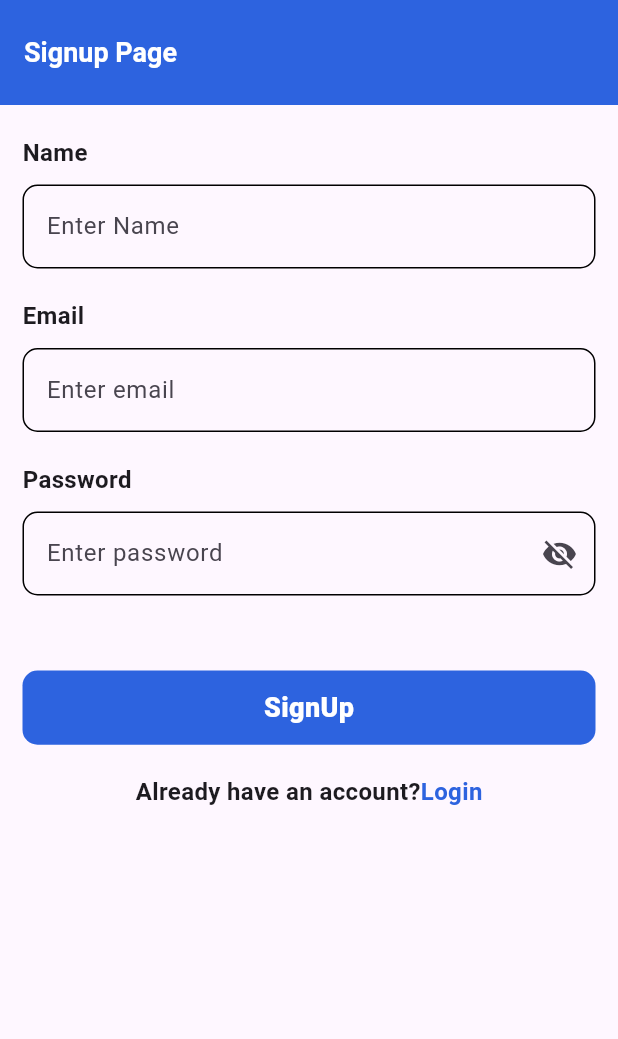
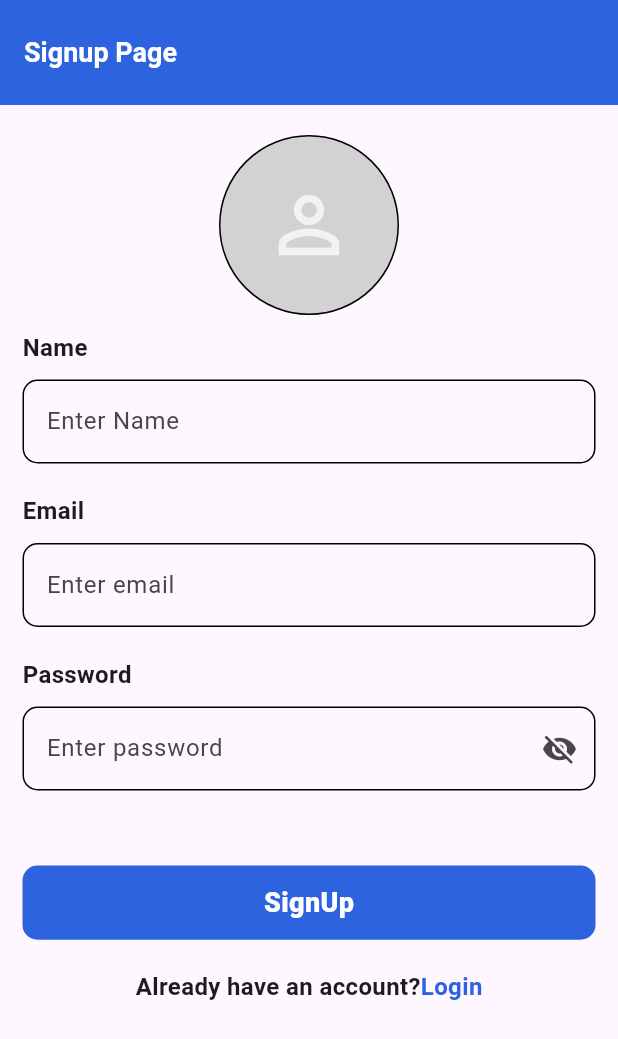
Before and after one commit to Rahul9658/flipshope, a Flutter app: the screen it shows after launch, after a tap on "SignUp", on a phone screen of 412 x 824 dp. Shown: the top 1039 px of the screen. Run offline on Flutter 3.47's test engine with Material 3 defaults, Android fonts, the phone set to English and light mode, and no system bars; our stand-ins replace cloud_firestore, firebase_auth, firebase_core, firebase_messaging, firebase_storage, flutter_local_notifications and 6 more; missing offline and left inert: dart:ffi; accounts and stored records are empty; network calls fail.

Commit message:
notification code

```diff
--- a/lib/auth/login_screen.dart
+++ b/lib/auth/login_screen.dart
@@ -1,4 +1,5 @@
 import 'package:firebase_auth/firebase_auth.dart';
+import 'package:firebase_messaging/firebase_messaging.dart';
 import 'package:flutter/material.dart';
 import 'package:google_fonts/google_fonts.dart';
 import 'package:provider/provider.dart';
@@ -12,6 +13,7 @@ import 'package:shoes/view_model/auth_provider.dart';
 
 import '../screen/chat_home_screen.dart';
 import '../screen/cloud_store.dart';
+import '../screen/messages_show.dart';
 class LoginScreen extends StatefulWidget {
   const LoginScreen({super.key});
 
@@ -27,20 +29,29 @@ class _LoginScreenState extends State<LoginScreen> {
          email:emailController.text,
          password: passwordController.text,
        );
-       Navigator.pushReplacement(context, MaterialPageRoute(builder: (context)=>ChatHomeScreen()));
      }
      catch(e){
        throw Exception("Failed login ");
      }
    }
    NotificationServices notificationServices = NotificationServices();
+  int notificationCount = 0;
+  List<RemoteMessage> messages = [];
 
-   @override
+
+  @override
   void initState() {
     super.initState();
     notificationServices.requestServices();
     notificationServices.getDeviceToken();
     notificationServices.firebaseBacgroundMesages();
+    notificationServices.firebaseBackgroundMessages((message) {
+      setState(() {
+        messages.add(message);
+        notificationCount++;
+      });
+
+    });
   }
 
   @override
@@ -51,6 +62,54 @@ class _LoginScreenState extends State<LoginScreen> {
         toolbarHeight: 70,
         title: Text("Login Screen",style: GoogleFonts.roboto(fontWeight: FontWeight.w600,fontSize: 18,color: AppColor.white),),
         backgroundColor: Color(0xFF2D63DF),
+        automaticallyImplyLeading: false,
+        actions: [
+          Padding(
+            padding: const EdgeInsets.only(right: 16.0),
+            child: Stack(
+              children: [
+                IconButton(
+                  onPressed: () {
+                    Navigator.push(
+                      context,
+                      MaterialPageRoute(
+                        builder: (context) => MessagesShow(messages: messages),
+                      ),
+                    );
+                    setState(() {
+                      notificationCount = 0; // Clear count on open (optional)
+                    });
+                  },
+                  icon: Icon(Icons.notifications, color: Colors.white, size: 30),
+                ),
+                if (notificationCount > 0)
+                  Positioned(
+                    right: 6,
+                    top: 6,
+                    child: Container(
+                      padding: EdgeInsets.all(3),
+                      decoration: BoxDecoration(
+                        color: Colors.red,
+                        borderRadius: BorderRadius.circular(10),
+                      ),
+                      constraints: BoxConstraints(
+                        minWidth: 18,
+                        minHeight: 18,
+                      ),
+                      child: Text(
+                        '$notificationCount',
+                        style: TextStyle(
+                          color: Colors.white,
+                          fontSize: 12,
+                        ),
+                        textAlign: TextAlign.center,
+                      ),
+                    ),
+                  ),
+              ],
+            ),
+          ),
+        ],
 
       ),
       body: Padding(
--- a/lib/auth/signup_screen.dart
+++ b/lib/auth/signup_screen.dart
@@ -1,9 +1,12 @@
+import 'dart:io';
+
 import 'package:cloud_firestore/cloud_firestore.dart';
 import 'package:firebase_auth/firebase_auth.dart';
-import 'package:firebase_core/firebase_core.dart';
+import 'package:firebase_storage/firebase_storage.dart';
 import 'package:flutter/material.dart';
 import 'package:fluttertoast/fluttertoast.dart';
 import 'package:google_fonts/google_fonts.dart';
+import 'package:image_picker/image_picker.dart';
 import 'package:provider/provider.dart';
 import 'package:shoes/auth/login_screen.dart';
 import 'package:shoes/utils/appcolor.dart';
@@ -12,7 +15,6 @@ import 'package:shoes/utils/custome_container_button.dart';
 import 'package:shoes/view_model/auth_provider.dart';
 
 import '../screen/chat_home_screen.dart';
-import '../screen/chat_screen.dart';
 class SignupScreen extends StatefulWidget {
   const SignupScreen({super.key});
 
@@ -50,19 +52,42 @@ class _SignupScreenState extends State<SignupScreen> {
   //   }
   // }
 
+  File? _image;
+  final picker = ImagePicker();
+
+  Future pickImage() async {
+    final pickedFile = await picker.pickImage(source: ImageSource.gallery);
+
+    if (pickedFile != null) {
+      setState(() {
+        _image = File(pickedFile.path);
+      });
+    }
+  }
 
   Future<void> signup() async {
     try {
-      // Create user with email and password
       final userCredential = await FirebaseAuth.instance.createUserWithEmailAndPassword(
         email: emailController.text.trim(),
         password: passwordController.text.trim(),
-
       );
-      await FirebaseFirestore.instance.collection('shoppes').doc(userCredential.user?.uid).set({
+      String? imageUrl;
+      if (_image != null) {
+        final ref = FirebaseStorage.instance
+            .ref()
+            .child('profileImages')
+            .child('${userCredential.user!.uid}.jpg');
+        await ref.putFile(_image!);
+        imageUrl = await ref.getDownloadURL();
+      }
+      await FirebaseFirestore.instance
+          .collection('shoppes')
+          .doc(userCredential.user?.uid)
+          .set({
         'email': userCredential.user?.email,
         'uid': userCredential.user?.uid,
         'username': usernameController.text.trim(),
+        'profileImage': imageUrl ?? '', // store URL or empty if no image
         'createdAt': Timestamp.now(),
       });
 
@@ -70,6 +95,7 @@ class _SignupScreenState extends State<SignupScreen> {
         context,
         MaterialPageRoute(builder: (context) => ChatHomeScreen()),
       );
+
       Fluttertoast.showToast(
         msg: "Sign Up Successful",
         toastLength: Toast.LENGTH_SHORT,
@@ -79,7 +105,6 @@ class _SignupScreenState extends State<SignupScreen> {
         textColor: Colors.white,
         fontSize: 16.0,
       );
-
     } catch (e) {
       print("Signup failed: $e");
       Fluttertoast.showToast(
@@ -94,6 +119,8 @@ class _SignupScreenState extends State<SignupScreen> {
   }
 
 
+
+
   @override
   Widget build(BuildContext context) {
     final authProvider = Provider.of<AuthProviderdddd>(context);
@@ -101,7 +128,7 @@ class _SignupScreenState extends State<SignupScreen> {
       appBar: AppBar(
         title: Text("Signup Page",style: GoogleFonts.roboto(fontSize: 18,fontWeight: FontWeight.w600,color: AppColor.white),),
         toolbarHeight: 70,
-        backgroundColor: Color(0xFF2D63DF),
+        backgroundColor: const Color(0xFF2D63DF),
       ),
       body: Padding(
         padding: const EdgeInsets.symmetric(horizontal: 15.0),
@@ -109,23 +136,55 @@ class _SignupScreenState extends State<SignupScreen> {
           child: Column(
             crossAxisAlignment: CrossAxisAlignment.start,
             children: [
-              SizedBox(height: 20,),
+              const SizedBox(height: 20,),
+              Center(
+                child: GestureDetector(
+                  onTap: (){
+                    pickImage();                  },
+                  child: Container(
+                    height: 120,
+                    width: 120,
+                    decoration: BoxDecoration(
+                      color: const Color(0xFFD2D2D2),
+                      shape: BoxShape.circle,
+                      border: Border.all(),
+                    ),
+                    child: ClipOval(
+                      child: _image != null
+                          ? Image.file(
+                        _image!,
+                        fit: BoxFit.cover,
+                        width: 120,
+                        height: 120,
+                      )
+                          : Icon(
+                        Icons.person_outline,
+                        size: 60,
+                        color: Colors.white70,
+                      ),
+                    ),
+                  ),
+                ),
+              ),
+
+              const SizedBox(height: 10,),
+
               Text("Name",style: GoogleFonts.roboto(fontWeight: FontWeight.w600,fontSize: 16),),
-              SizedBox(height: 10,),
+              const SizedBox(height: 10,),
               CustomeTextfield(
                 hintText: "Enter Name",
                 controller: usernameController,
               ),
-              SizedBox(height: 20,),
+              const SizedBox(height: 20,),
               Text("Email",style: GoogleFonts.roboto(fontWeight: FontWeight.w600,fontSize: 16),),
-              SizedBox(height: 10,),
+              const SizedBox(height: 10,),
               CustomeTextfield(
                 hintText: "Enter email",
                 controller: emailController,
               ),
-              SizedBox(height: 20,),
+              const SizedBox(height: 20,),
               Text("Password",style: GoogleFonts.roboto(fontWeight: FontWeight.w600,fontSize: 16),),
-              SizedBox(height: 10,),
+              const SizedBox(height: 10,),
 
               CustomeTextfield(
                 hintText: "Enter password",
@@ -142,7 +201,7 @@ class _SignupScreenState extends State<SignupScreen> {
                   ),
                 ),
               ),
-              SizedBox(height: 50,),
+              const SizedBox(height: 50,),
               GestureDetector(
                 onTap: (){
                   signup();
@@ -158,18 +217,18 @@ class _SignupScreenState extends State<SignupScreen> {
                   ),
                 ),
               ),
-              SizedBox(height: 20,),
+              const SizedBox(height: 20,),
               Row(
                 mainAxisAlignment: MainAxisAlignment.center,
                 children: [
                   Text("Already have an account?",style: GoogleFonts.roboto(fontSize:16,fontWeight: FontWeight.w600),),
                   InkWell(
                       onTap: (){
-                        Navigator.pushReplacement(context, MaterialPageRoute(builder: (context)=>LoginScreen()));
+                        Navigator.pushReplacement(context, MaterialPageRoute(builder: (context)=>const LoginScreen()));
                       },
                       child: Text("Login",
                         style: GoogleFonts.roboto
-                          (fontWeight: FontWeight.w600,fontSize: 16,color:Color(0xFF2D63DF),
+                          (fontWeight: FontWeight.w600,fontSize: 16,color:const Color(0xFF2D63DF),
                         ),)),
 
 
--- a/lib/main.dart
+++ b/lib/main.dart
@@ -103,9 +103,11 @@ import 'package:flutter/material.dart';
 import 'package:provider/provider.dart';
 import 'package:shoes/routie/my_routes.dart';
 import 'package:shoes/screen/cloud_store.dart';
+import 'package:shoes/screen/home_sceen.dart';
 import 'package:shoes/screen/notifi_screen.dart';
 import 'package:shoes/screen/splash_screen.dart';
 import 'package:shoes/view_model/auth_provider.dart';
+import 'package:shoes/view_model/provider_class.dart';
 
 import 'auth/login_screen.dart';
 Future<void> _firebaseMessagingBackgroundHandler(RemoteMessage message) async {
@@ -129,10 +131,11 @@ class Home extends StatelessWidget {
   @override
   Widget build(BuildContext context) {
     return ChangeNotifierProvider(create: (_)=>AuthProviderdddd(),
-    child:  const MaterialApp(
+    child:  MaterialApp(
       debugShowCheckedModeBanner: false,
-      initialRoute: appRoutes.loginScreen,
-      onGenerateRoute: appRoutes.generateRoute,
+      // initialRoute: appRoutes.loginScreen,
+      // onGenerateRoute: appRoutes.generateRoute,
+      home: LoginScreen(),
     ),
 
     );
--- a/lib/screen/home_sceen.dart
+++ b/lib/screen/home_sceen.dart
@@ -93,8 +93,8 @@ class _HomeSceenState extends State<HomeSceen> {
 
                 ],),
               ),
-               Padding(
-                 padding: const EdgeInsets.symmetric(horizontal: 15.0),
+               const Padding(
+                 padding: EdgeInsets.symmetric(horizontal: 15.0),
                  child: Row(
                    mainAxisAlignment: MainAxisAlignment.spaceBetween,
                    children: [
@@ -194,7 +194,6 @@ class _HomeSceenState extends State<HomeSceen> {
      //     });
      //  }
      // )
-      bottomNavigationBar: const BottomNavBar(),
     );
   }
 }
--- a/lib/token_screen.dart
+++ b/lib/token_screen.dart
@@ -105,10 +105,8 @@ Future<LoginModel> loginRepo(
 
 late LoginModel  loginModel;
 bool isLoading = false;
-
 TextEditingController emailController = TextEditingController();
 TextEditingController passwordController = TextEditingController();
-
 login(context){
   loginRepo(
     context: context,
@@ -124,7 +122,6 @@ login(context){
       isLoading==true;
     }
     if(loginModel.userData!.isVerified==true){
-
     }
 
   }
--- a/pubspec.yaml
+++ b/pubspec.yaml
@@ -39,7 +39,6 @@ dependencies:
   provider: ^6.1.2
   video_player: ^2.9.5
   image_picker: ^1.1.2
-  lordicon: ^1.0.3
   animated_bottom_navigation_bar: ^1.4.0
   google_fonts: ^6.2.1
   firebase_core: ^3.13.0
@@ -50,6 +49,7 @@ dependencies:
   firebase_messaging: ^15.2.5
   app_settings: ^6.1.1
   flutter_local_notifications: ^19.1.0
+  firebase_storage: ^12.4.5
 
 
 dev_dependencies:
```
Also changed, not shown: lib/screen/bottom_nav_bar.dart (+33 -9 lines), lib/screen/messages_show.dart (added, +56 -0 lines), lib/screen/notifi_screen.dart (+28 -26 lines), lib/screen/splash_screen.dart (+7 -11 lines), assets/images/logo.png (added), pubspec.lock, 3 other files.
